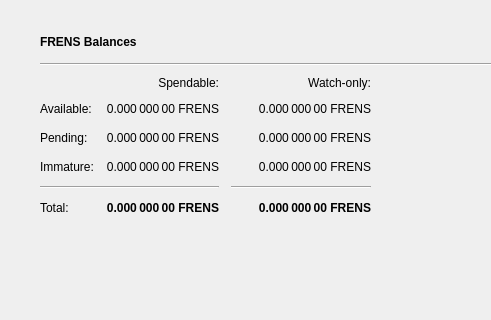
gramtoco/friendcoin, file src/qt/forms/overviewpage.ui: the form before one commit; both pictures show x 0 to 491 and y 0 to 320 of the 1343 by 759 pixel window.
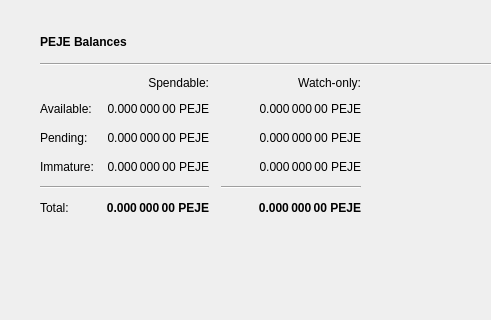
The form after the commit. Icons and pictures are not drawn.

What changed in the file:
```diff
--- a/src/qt/forms/overviewpage.ui
+++ b/src/qt/forms/overviewpage.ui
@@ -115,7 +115,7 @@
                  </font>
                 </property>
                 <property name="text">
-                 <string>FRENS Balances</string>
+                 <string>PEJE Balances</string>
                 </property>
                </widget>
               </item>
@@ -197,7 +197,7 @@
                  <string>Mined balance in watch-only addresses that has not yet matured</string>
                 </property>
                 <property name="text">
-                 <string notr="true">0.000 000 00 FRENS</string>
+                 <string notr="true">0.000 000 00 PEJE</string>
                 </property>
                 <property name="alignment">
                  <set>Qt::AlignRight|Qt::AlignTrailing|Qt::AlignVCenter</set>
@@ -242,7 +242,7 @@
                  <string>Your current balance in watch-only addresses</string>
                 </property>
                 <property name="text">
-                 <string notr="true">0.000 000 00 FRENS</string>
+                 <string notr="true">0.000 000 00 PEJE</string>
                 </property>
                 <property name="alignment">
                  <set>Qt::AlignRight|Qt::AlignTrailing|Qt::AlignVCenter</set>
@@ -267,7 +267,7 @@
                  <string>Total of transactions that have yet to be confirmed, and do not yet count toward the spendable balance</string>
                 </property>
                 <property name="text">
-                 <string notr="true">0.000 000 00 FRENS</string>
+                 <string notr="true">0.000 000 00 PEJE</string>
                 </property>
                 <property name="alignment">
                  <set>Qt::AlignRight|Qt::AlignTrailing|Qt::AlignVCenter</set>
@@ -328,7 +328,7 @@
                  <string>Current total balance in watch-only addresses</string>
                 </property>
                 <property name="text">
-                 <string notr="true">0.000 000 00 FRENS</string>
+                 <string notr="true">0.000 000 00 PEJE</string>
                 </property>
                 <property name="alignment">
                  <set>Qt::AlignRight|Qt::AlignTrailing|Qt::AlignVCenter</set>
@@ -370,7 +370,7 @@
                  <string>Your current total balance</string>
                 </property>
                 <property name="text">
-                 <string notr="true">0.000 000 00 FRENS</string>
+                 <string notr="true">0.000 000 00 PEJE</string>
                 </property>
                 <property name="alignment">
                  <set>Qt::AlignRight|Qt::AlignTrailing|Qt::AlignVCenter</set>
@@ -395,7 +395,7 @@
                  <string>Your current spendable balance</string>
                 </property>
                 <property name="text">
-                 <string notr="true">0.000 000 00 FRENS</string>
+                 <string notr="true">0.000 000 00 PEJE</string>
                 </property>
                 <property name="alignment">
                  <set>Qt::AlignRight|Qt::AlignTrailing|Qt::AlignVCenter</set>
@@ -434,7 +434,7 @@
                  <string>Mined balance that has not yet matured</string>
                 </property>
                 <property name="text">
-                 <string notr="true">0.000 000 00 FRENS</string>
+                 <string notr="true">0.000 000 00 PEJE</string>
                 </property>
                 <property name="alignment">
                  <set>Qt::AlignRight|Qt::AlignTrailing|Qt::AlignVCenter</set>
@@ -459,7 +459,7 @@
                  <string>Unconfirmed transactions to watch-only addresses</string>
                 </property>
                 <property name="text">
-                 <string notr="true">0.000 000 00 FRENS</string>
+                 <string notr="true">0.000 000 00 PEJE</string>
                 </property>
                 <property name="alignment">
                  <set>Qt::AlignRight|Qt::AlignTrailing|Qt::AlignVCenter</set>
```
Left out of the diff: 8 changed lines with no effect on the pictures.
